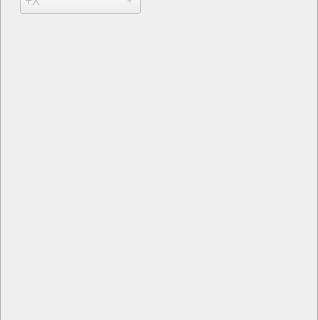
The window that GUI/managers/enginemanager.ui (alemuntoni/HeightFieldDecomposition) describes before a commit, drawn with Qt 5; both pictures show x 0 to 318 and y 273 to 593 of the 318 by 681 pixel window.
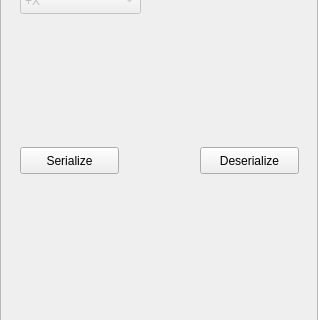
The same window after the commit.

```diff
--- a/GUI/managers/enginemanager.ui
+++ b/GUI/managers/enginemanager.ui
@@ -251,6 +251,32 @@
     </property>
    </item>
   </widget>
+  <widget class="QPushButton" name="pushButton">
+   <property name="geometry">
+    <rect>
+     <x>20</x>
+     <y>420</y>
+     <width>99</width>
+     <height>27</height>
+    </rect>
+   </property>
+   <property name="text">
+    <string>Serialize</string>
+   </property>
+  </widget>
+  <widget class="QPushButton" name="pushButton_2">
+   <property name="geometry">
+    <rect>
+     <x>200</x>
+     <y>420</y>
+     <width>99</width>
+     <height>27</height>
+    </rect>
+   </property>
+   <property name="text">
+    <string>Deserialize</string>
+   </property>
+  </widget>
  </widget>
  <resources/>
  <connections/>
```
Left out of the diff: 3 changed lines with no effect on the pictures.
